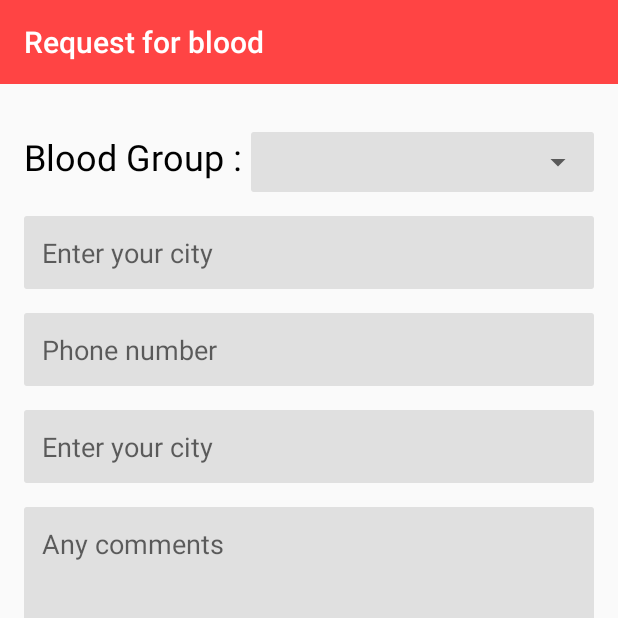
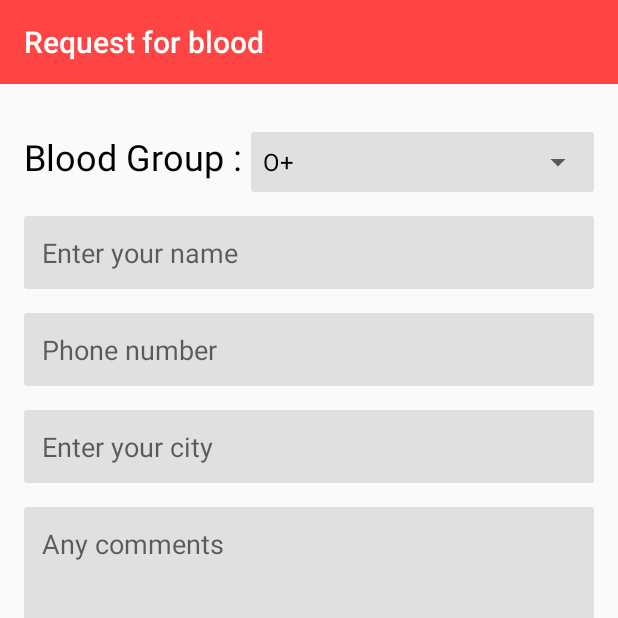
Before and after one commit to Ashu-Y/FirstAid, an Android app: the BloodRequestForm screen opened directly, with no data from a screen before it, on a phone screen of 412 x 824 dp, the top half of it. Run offline under Robolectric (Android 15) with nearby library versions, the phone set to English and light mode, and no system bars; our stand-ins replace Firebase (no records; nobody signed in at launch, a user with empty details on screens opened directly).

Commit message:
Adding BloodRequestForm and received request

```diff
--- a/app/src/main/java/com/practice/android/firstaid/Activities/BloodRequestForm.java
+++ b/app/src/main/java/com/practice/android/firstaid/Activities/BloodRequestForm.java
@@ -3,17 +3,81 @@ package com.practice.android.firstaid.Activities;
 import android.content.Intent;
 import android.support.v7.app.AppCompatActivity;
 import android.os.Bundle;
+import android.util.Log;
 import android.view.Menu;
 import android.view.MenuItem;
+import android.view.View;
+import android.widget.ArrayAdapter;
+import android.widget.Button;
+import android.widget.EditText;
+import android.widget.Spinner;
 
+import com.google.android.gms.common.api.GoogleApiClient;
+import com.google.firebase.auth.FirebaseAuth;
+import com.google.firebase.auth.FirebaseUser;
+import com.google.firebase.database.DatabaseReference;
+import com.google.firebase.database.FirebaseDatabase;
+import com.practice.android.firstaid.Models.BloodRequestDetail;
+import com.practice.android.firstaid.Models.UserInfo;
 import com.practice.android.firstaid.R;
 
+import java.text.SimpleDateFormat;
+import java.util.Calendar;
+import java.util.HashMap;
+import java.util.List;
+import java.util.Map;
+
 public class BloodRequestForm extends AppCompatActivity {
+
+    FirebaseAuth mAuth;
+    FirebaseAuth.AuthStateListener mAuthListener;
+
+    GoogleApiClient mGoogleApiClient;
+    DatabaseReference mDatabase1, mDatabase2;
+Calendar myCalender;
+    String UserID;
+
+    Spinner bgSpinner;
+    Button uploadBtn;
+    EditText etName, etPhone, etCity, etComments;
+    String name, phone, city, comments, bg, date, time;
+
+    String[] bloodGroupArray = {"O+", "O-", "A+", "A-", "B+", "B-", "AB+", "AB-"};
 
     @Override
     protected void onCreate(Bundle savedInstanceState) {
         super.onCreate(savedInstanceState);
         setContentView(R.layout.activity_blood_request_form);
+
+        myCalender = Calendar.getInstance();
+
+        uploadBtn = (Button) findViewById(R.id.upload_btn);
+        etName = (EditText) findViewById(R.id.etName);
+        etPhone = (EditText) findViewById(R.id.etPhone);
+        etCity = (EditText) findViewById(R.id.etCity);
+        etComments = (EditText) findViewById(R.id.etComments);
+
+        bgSpinner = (Spinner) findViewById(R.id.bgSpinner);
+        ArrayAdapter adapterBloodGroup = new ArrayAdapter(this, android.R.layout.simple_spinner_dropdown_item, bloodGroupArray);
+        adapterBloodGroup.setDropDownViewResource(android.R.layout.simple_spinner_dropdown_item);
+        bgSpinner.setAdapter(adapterBloodGroup);
+
+
+        mAuth = FirebaseAuth.getInstance();
+        FirebaseUser user = mAuth.getCurrentUser();
+        UserID = user.getUid();
+
+        final String currentEmail = user.getEmail();
+        Log.d("UserDetails", currentEmail);
+        mDatabase1 = FirebaseDatabase.getInstance().getReference("BloodRequest");
+
+        uploadBtn.setOnClickListener(new View.OnClickListener() {
+            @Override
+            public void onClick(View view) {
+                getDetails();
+               BloodRequestForm.this.finish();
+            }
+        });
 
     }
 
@@ -37,4 +101,41 @@ public class BloodRequestForm extends AppCompatActivity {
                 return super.onOptionsItemSelected(item);
         }
     }
+
+    private void getDetails(){
+
+        name = etName.getText().toString();
+        phone = etPhone.getText().toString();
+        city = etCity.getText().toString();
+        comments = etComments.getText().toString();
+        bg = bgSpinner.getSelectedItem().toString();
+
+//        String myFormat = "dd/MM/yyyy"; //In which you need put here
+//
+//        SimpleDateFormat sdf = new SimpleDateFormat(myFormat, getResources().getConfiguration().locale);
+
+        date = "" + myCalender.get(Calendar.DATE) + "/" + (myCalender.get(Calendar.MONTH) + 1) + "/" + myCalender.get(Calendar.YEAR);
+        time = "" + myCalender.get(Calendar.HOUR) + ":" + myCalender.get(Calendar.MINUTE);
+        if ((int)myCalender.get(Calendar.AM_PM) == 0){
+            time = time + (" am");
+        }else {
+            time = time + (" pm");
+        }
+
+        writeNewPost(name, phone, city, comments, bg, date, time);
+    }
+
+    public void writeNewPost(String name, String phone, String city, String comments, String bg, String date, String time) {
+
+        String Key = mDatabase1.child(UserID).push().getKey();
+        BloodRequestDetail userinfo = new BloodRequestDetail(name, phone, city, comments, bg, date, time, "Pending");
+        Map<String, Object> postValues = userinfo.toMap();
+
+        Map<String, Object> childUpdates = new HashMap<>();
+        childUpdates.put("/" + UserID, postValues);
+
+        mDatabase1.updateChildren(childUpdates);
+
+
+    }
 }
--- a/app/src/main/java/com/practice/android/firstaid/Activities/LogIn.java
+++ b/app/src/main/java/com/practice/android/firstaid/Activities/LogIn.java
@@ -42,7 +42,6 @@ public class LogIn extends AppCompatActivity implements
 
     private DatabaseReference mDatabase;
     String UserID;
-   private static UserInfo check;
     private static final String TAG = "SignInActivity";
     private static final int RC_SIGN_IN = 9001;
 
@@ -258,12 +257,13 @@ public class LogIn extends AppCompatActivity implements
 
                 UserInfo userInfo = dataSnapshot.getValue(UserInfo.class);
 
-                check = userInfo;
-
                 if (userInfo != null) {
 
                     if (userInfo.getFirstLogin().equals("true")) {
                         startActivity(new Intent(LogIn.this, MainActivity.class));
+                        LogIn.this.finish();
+                    }else {
+                        startActivity(new Intent(LogIn.this, UserDetails.class));
                         LogIn.this.finish();
                     }
 
--- a/app/src/main/res/layout/activity_blood_request_form.xml
+++ b/app/src/main/res/layout/activity_blood_request_form.xml
@@ -44,6 +44,7 @@
                 android:layout_height="wrap_content">
 
                 <Spinner
+                    android:id="@+id/bgSpinner"
                     android:layout_width="match_parent"
                     android:layout_height="40dp"/>
 
@@ -52,6 +53,25 @@
         </LinearLayout>
 
         <EditText
+            android:id="@+id/etName"
+            android:layout_width="match_parent"
+            android:layout_height="wrap_content"
+            android:layout_marginTop="16dp"
+            android:background="@drawable/edit"
+            android:hint="Enter your name"
+            android:padding="12dp"/>
+
+        <EditText
+            android:id="@+id/etPhone"
+            android:layout_width="match_parent"
+            android:layout_height="wrap_content"
+            android:layout_marginTop="16dp"
+            android:background="@drawable/edit"
+            android:hint="Phone number"
+            android:padding="12dp"/>
+
+        <EditText
+            android:id="@+id/etCity"
             android:layout_width="match_parent"
             android:layout_height="wrap_content"
             android:layout_marginTop="16dp"
@@ -60,22 +80,7 @@
             android:padding="12dp"/>
 
         <EditText
-            android:layout_width="match_parent"
-            android:layout_height="wrap_content"
-            android:layout_marginTop="16dp"
-            android:background="@drawable/edit"
-            android:hint="Phone number"
-            android:padding="12dp"/>
-
-        <EditText
-            android:layout_width="match_parent"
-            android:layout_height="wrap_content"
-            android:layout_marginTop="16dp"
-            android:background="@drawable/edit"
-            android:hint="Enter your city"
-            android:padding="12dp"/>
-
-        <EditText
+            android:id="@+id/etComments"
             android:layout_width="match_parent"
             android:layout_height="120dp"
             android:layout_marginTop="16dp"
@@ -88,7 +93,7 @@
     </LinearLayout>
 
     <Button
-        android:id="@+id/button"
+        android:id="@+id/upload_btn"
         android:layout_width="match_parent"
         android:layout_height="wrap_content"
         android:layout_alignParentBottom="true"
```
Also changed, not shown: app/src/main/java/com/practice/android/firstaid/Adapters/RbrRecyclerAdapter.java (+6 -5 lines), app/src/main/java/com/practice/android/firstaid/Fragments/ProfileFragment.java (+81 -2 lines), app/src/main/java/com/practice/android/firstaid/Fragments/ReceivedBloodRequest.java (+71 -12 lines), app/src/main/java/com/practice/android/firstaid/Models/BloodRequestDetail.java (added, +112 -0 lines), app/src/main/res/layout/fragment_profile.xml (+13 -3 lines).
